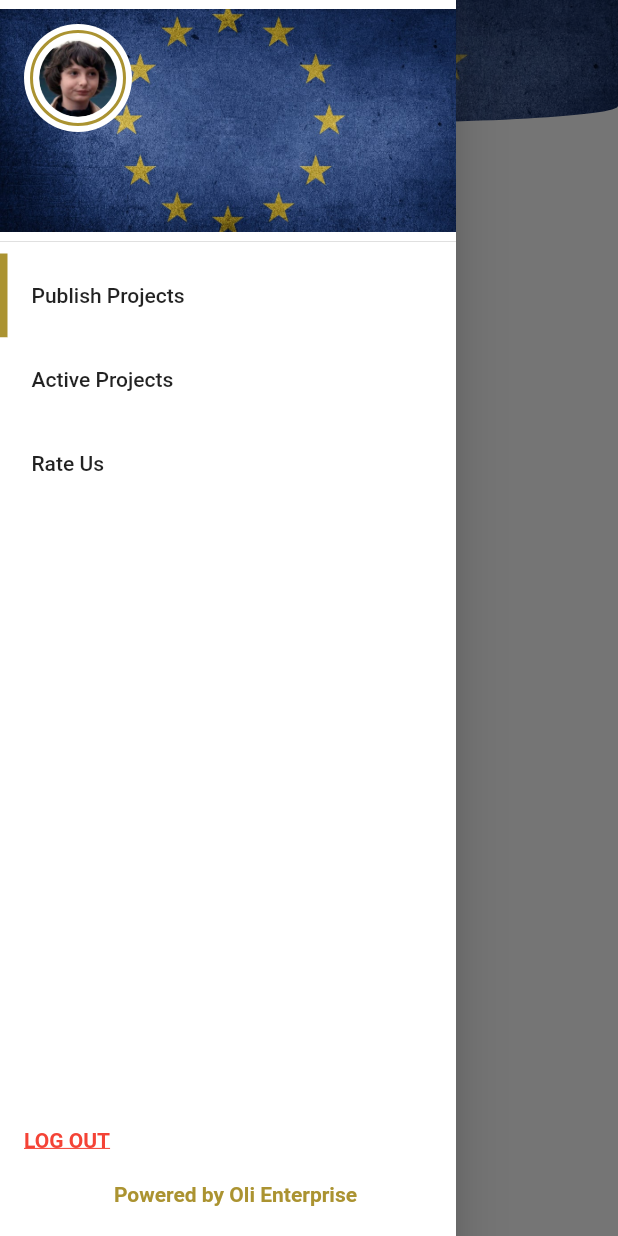
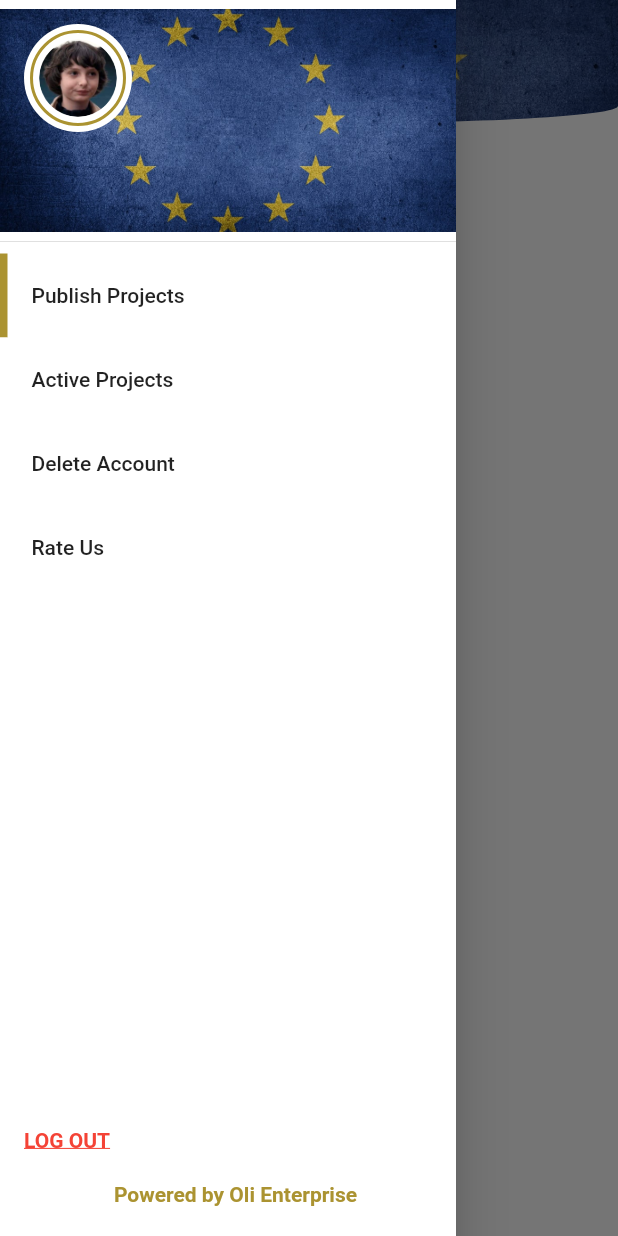
Before and after one commit to victorlf/erasmus-projects, a Flutter app: the ActiveProjectsScreen screen opened by its route, with the side drawer open, on a phone screen of 412 x 824 dp. Run offline on Flutter 3.47's test engine with Material 2 defaults, Android fonts, the phone set to English and light mode, and no system bars; our stand-ins replace cached_network_image, cloud_firestore, connectivity, file_picker, firebase_auth, firebase_core and 4 more; missing offline and left inert: flutter_tagging; accounts and stored records are empty.

Commit message:
In Progress: creating delete account screen.

```diff
--- a/lib/main.dart
+++ b/lib/main.dart
@@ -1,5 +1,7 @@
 import 'package:erasmus_projects/providers/drawer_active_screen.dart';
 import 'package:erasmus_projects/screens/active_projects_screen.dart';
+import 'package:erasmus_projects/screens/delete_account_screen.dart';
+import 'package:erasmus_projects/screens/drawer/main_drawer.dart';
 import 'package:erasmus_projects/screens/explore/explore_screen.dart';
 import 'package:erasmus_projects/screens/home_screen.dart';
 import 'package:erasmus_projects/screens/organization_signin_screen.dart';
@@ -60,6 +62,7 @@ class MyApp extends StatelessWidget {
           RateUs.id: (context) => RateUs(),
           ActiveProjectsScreen.id: (context) => ActiveProjectsScreen(),
           EditProjectScreen.id: (context) => EditProjectScreen(),
+          DeleteAccountScreen.id: (context) => DeleteAccountScreen(),
         });
   }
 }
--- a/lib/screens/drawer/main_drawer.dart
+++ b/lib/screens/drawer/main_drawer.dart
@@ -1,6 +1,7 @@
 import 'package:erasmus_projects/models/user_model.dart';
 import 'package:erasmus_projects/providers/drawer_active_screen.dart';
 import 'package:erasmus_projects/screens/active_projects_screen.dart';
+import 'package:erasmus_projects/screens/delete_account_screen.dart';
 import 'package:erasmus_projects/screens/home_screen.dart';
 import 'package:erasmus_projects/screens/publish_project_screen/publish_project_screen.dart';
 import 'package:erasmus_projects/screens/rate_us.dart';
@@ -29,7 +30,7 @@ class _MainDrawerState extends State<MainDrawer> {
     ListItem('Publish Projects', PublishProjectScreen.id),
     ListItem('Active Projects', ActiveProjectsScreen.id),
     //ListItem(Icons.favorite, 'Favorites', Favorites.id),
-    //ListItem(Icons.help, 'Help', Help.id),
+    ListItem('Delete Account', DeleteAccountScreen.id),
     ListItem('Rate Us', RateUs.id),
   ];
 
```
Also changed, not shown: lib/screens/delete_account_screen.dart (added, +36 -0 lines), lib/screens/publish_project_screen/publish_project_screen.dart (+13 -0 lines).
